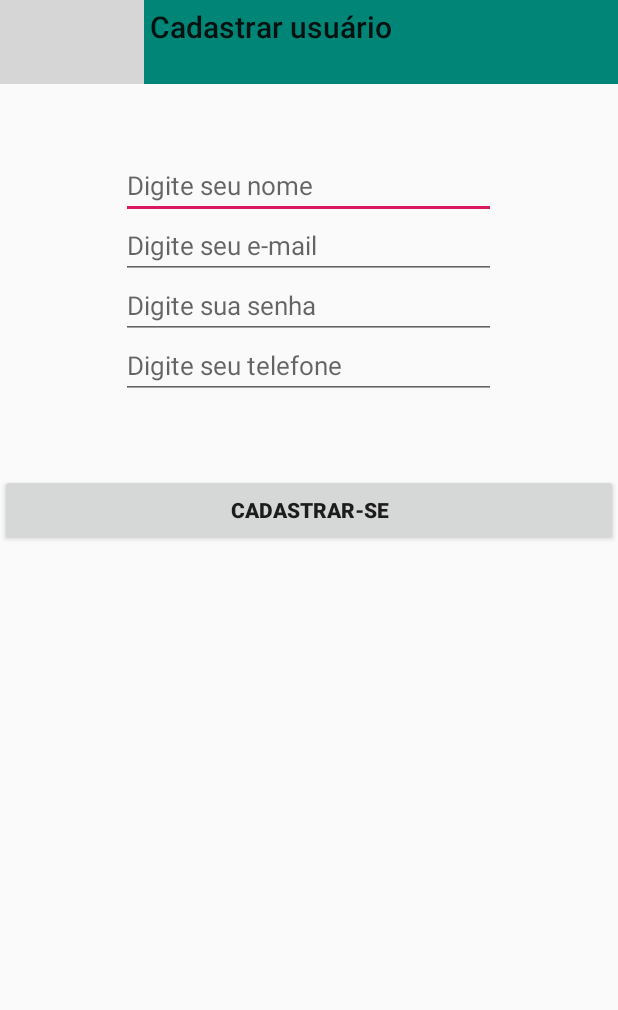
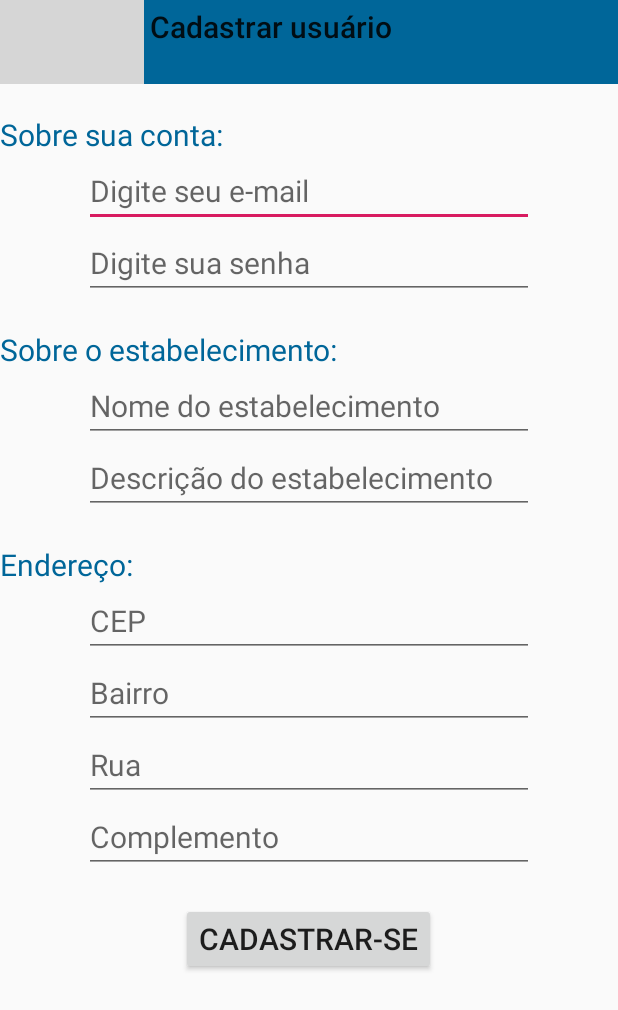
Before and after one commit to gabrielhofman/AppHairNew, an Android app: the screen it shows after launch (CadastroUsuario), on a phone screen of 412 x 824 dp. Shown: the top 1010 px of the screen. Run offline under Robolectric (Android 15) with nearby library versions, the phone set to English and light mode, and no system bars; grey boxes are pictures that could not be loaded.

Commit message:
Alteração dos layouts

```diff
--- a/app/src/main/java/com/example/apphairnew/ui/CadastroUsuario.java
+++ b/app/src/main/java/com/example/apphairnew/ui/CadastroUsuario.java
@@ -1,6 +1,8 @@
 package com.example.apphairnew.ui;
 
 import android.content.Intent;
+import android.graphics.Color;
+import android.graphics.drawable.ColorDrawable;
 import android.support.annotation.NonNull;
 import android.support.design.widget.NavigationView;
 import android.support.v4.widget.DrawerLayout;
@@ -41,6 +43,8 @@ public class CadastroUsuario extends AppCompatActivity implements View.OnClickLi
         actionBar.setHomeAsUpIndicator(R.drawable.ic_menu_white_24dp);
 
         actionBar.setTitle("Cadastrar usuário");
+
+
 //        setSupportActionBar(toolbar);
 
 
--- a/app/src/main/res/layout/activity_cadastro_usuario.xml
+++ b/app/src/main/res/layout/activity_cadastro_usuario.xml
@@ -29,67 +29,162 @@
         <TextView
             android:id="@+id/centralizador"
             android:layout_width="50dp"
-            android:layout_height="50dp"
+            android:layout_height="20dp"
+            android:layout_centerHorizontal="true"
+
+            />
+        <TextView
+            android:id="@+id/labelContaUsuario"
+            android:layout_width="wrap_content"
+            android:layout_height="wrap_content"
+            android:hint="Sobre sua conta:"
+            android:textSize="20dp"
+            android:textColorHint="@color/colorPrimary"
+            android:layout_below="@+id/centralizador"/>
+
+
+        <EditText
+            android:id="@+id/campoEmail"
+            android:layout_width="300dp"
+            android:layout_height="wrap_content"
+            android:layout_centerHorizontal="true"
+            android:hint="Digite seu e-mail"
+            android:textSize="20dp"
+            android:layout_below="@id/labelContaUsuario"
+            />
+
+        <EditText
+            android:id="@+id/campoSenha"
+            android:layout_width="300dp"
+            android:layout_height="wrap_content"
+            android:layout_centerHorizontal="true"
+            android:hint="Digite sua senha"
+            android:textSize="20dp"
+            android:layout_below="@id/campoEmail"
+            />
+
+
+
+        <TextView
+            android:id="@+id/espacoVazio1"
+            android:layout_width="50dp"
+            android:layout_height="20dp"
+            android:layout_centerHorizontal="true"
+            android:layout_below="@id/campoSenha"
+            />
+
+
+        <TextView
+            android:id="@+id/labelSobreEstabelecimento"
+            android:layout_width="wrap_content"
+            android:layout_height="wrap_content"
+            android:hint="Sobre o estabelecimento:"
+            android:textSize="20dp"
+            android:textColorHint="@color/colorPrimary"
+            android:layout_below="@+id/espacoVazio1"/>
+
+
+        <EditText
+            android:id="@+id/campoNomeEstab"
+            android:layout_width="300dp"
+            android:layout_height="wrap_content"
+            android:layout_centerHorizontal="true"
+            android:hint="Nome do estabelecimento"
+            android:textSize="20dp"
+            android:layout_below="@id/labelSobreEstabelecimento"
+            />
+
+        <EditText
+            android:id="@+id/campoDescEstab"
+            android:layout_width="300dp"
+            android:layout_height="wrap_content"
+            android:layout_centerHorizontal="true"
+            android:hint="Descrição do estabelecimento"
+            android:textSize="20dp"
+            android:layout_below="@id/campoNomeEstab"
+            />
+
+        <TextView
+            android:id="@+id/espacoVazio3"
+            android:layout_width="50dp"
+            android:layout_height="20dp"
+            android:layout_centerHorizontal="true"
+            android:layout_below="@id/campoDescEstab"
+            />
+
+
+        <TextView
+            android:id="@+id/labelEndereco"
+            android:layout_width="wrap_content"
+            android:layout_height="wrap_content"
+            android:hint="Endereço:"
+            android:textSize="20dp"
+            android:textColorHint="@color/colorPrimary"
+            android:layout_below="@+id/espacoVazio3"/>
+
+        <EditText
+            android:id="@+id/campoCEP"
+            android:layout_width="300dp"
+            android:layout_height="wrap_content"
+            android:layout_centerHorizontal="true"
+            android:hint="CEP"
+            android:textSize="20dp"
+            android:layout_below="@id/labelEndereco"
+            />
+
+        <EditText
+            android:id="@+id/campoBairro"
+            android:layout_width="300dp"
+            android:layout_height="wrap_content"
+            android:layout_centerHorizontal="true"
+            android:hint="Bairro"
+            android:textSize="20dp"
+            android:layout_below="@id/campoCEP"
+            />
+
+        <EditText
+            android:id="@+id/campoRua"
+            android:layout_width="300dp"
+            android:layout_height="wrap_content"
+            android:layout_centerHorizontal="true"
+            android:hint="Rua"
+            android:textSize="20dp"
+            android:layout_below="@id/campoBairro"
+            />
+
+        <EditText
+            android:id="@+id/campoComplemento"
+            android:layout_width="300dp"
+            android:layout_height="wrap_content"
+            android:layout_centerHorizontal="true"
+            android:hint="Complemento"
+            android:textSize="20dp"
+            android:layout_below="@id/campoRua"
+            />
+
+
+        <TextView
+            android:id="@+id/espacoVazio4"
+            android:layout_width="50dp"
+            android:layout_height="20dp"
+            android:layout_centerHorizontal="true"
+            android:layout_below="@id/campoComplemento"
+            />
+
+
+
+
+        <Button
+            android:id="@+id/botaoCadastrar"
+            android:layout_width="wrap_content"
+            android:layout_height="wrap_content"
+            android:text="Cadastrar-se"
+            android:layout_below="@+id/espacoVazio4"
+            android:textSize="20dp"
             android:layout_centerHorizontal="true"
             />
 
 
-        <EditText
-            android:id="@+id/campoNome"
-            android:layout_width="250dp"
-            android:layout_height="40dp"
-            android:layout_centerHorizontal="true"
-            android:hint="Digite seu nome"
-            android:textSize="17dp"
-            android:layout_below="@id/centralizador"
-            />
-
-        <EditText
-            android:id="@+id/campoEmail"
-            android:layout_width="250dp"
-            android:layout_height="40dp"
-            android:layout_centerHorizontal="true"
-            android:hint="Digite seu e-mail"
-            android:textSize="17dp"
-            android:layout_below="@id/campoNome"
-            />
-
-        <EditText
-            android:id="@+id/campoSenha"
-            android:layout_width="250dp"
-            android:layout_height="40dp"
-            android:layout_centerHorizontal="true"
-            android:hint="Digite sua senha"
-            android:textSize="17dp"
-            android:layout_below="@id/campoEmail"
-            />
-
-        <EditText
-            android:id="@+id/campoTelefone"
-            android:layout_width="250dp"
-            android:layout_height="40dp"
-            android:layout_centerHorizontal="true"
-            android:hint="Digite seu telefone"
-            android:textSize="17dp"
-            android:layout_below="@id/campoSenha"
-            />
-
-        <TextView
-            android:id="@+id/espacoVazio1"
-            android:layout_width="50dp"
-            android:layout_height="50dp"
-            android:layout_centerHorizontal="true"
-            android:layout_below="@id/campoTelefone"
-            />
-
-        <Button
-            android:id="@+id/botaoCadastrar"
-            android:layout_width="match_parent"
-            android:layout_height="wrap_content"
-            android:text="Cadastrar-se"
-            android:textStyle="bold"
-            android:layout_below="@+id/espacoVazio1"
-            />
 
 
 
--- a/app/src/main/res/layout/activity_login.xml
+++ b/app/src/main/res/layout/activity_login.xml
@@ -6,7 +6,8 @@
     android:layout_height="match_parent"
     tools:context=".ui.Login"
     android:id="@+id/drawer_layout"
-    android:orientation="vertical">
+    android:orientation="vertical"
+    >
 
     <LinearLayout
         android:orientation="vertical"
--- a/app/src/main/res/layout/drawer_header.xml
+++ b/app/src/main/res/layout/drawer_header.xml
@@ -2,7 +2,9 @@
 <LinearLayout xmlns:android="http://schemas.android.com/apk/res/android"
     android:orientation="vertical"
     android:layout_width="match_parent"
-    android:layout_height="70dp"
-    android:background="@color/colorPrimary">
+    android:layout_height="0dp"
+    android:background="#006699"
+
+    >
 
 </LinearLayout>
--- a/app/src/main/res/menu/menu_lateral.xml
+++ b/app/src/main/res/menu/menu_lateral.xml
@@ -3,7 +3,8 @@
 
     <item
         android:id="@+id/login"
-        android:title="Login"/>
+        android:title="Login"
+        />
 
     <item
 
--- a/app/src/main/res/values/colors.xml
+++ b/app/src/main/res/values/colors.xml
@@ -1,6 +1,6 @@
 <?xml version="1.0" encoding="utf-8"?>
 <resources>
-    <color name="colorPrimary">#008577</color>
-    <color name="colorPrimaryDark">#00574B</color>
+    <color name="colorPrimary">#006699</color>
+    <color name="colorPrimaryDark">#ffffff</color>
     <color name="colorAccent">#D81B60</color>
 </resources>
--- a/app/src/main/res/values/styles.xml
+++ b/app/src/main/res/values/styles.xml
@@ -8,6 +8,10 @@
         <item name="colorAccent">@color/colorAccent</item>
     </style>
 
-    <style name="Toolbar" parent="ThemeOverlay.AppCompat.Dark.ActionBar"></style>
+    <style name="Toolbar" parent="ThemeOverlay.AppCompat.Dark.ActionBar">
+        <item name="android:textColorHint">#FFFFFF</item>
+
+    </style>
+
 
 </resources>
```
